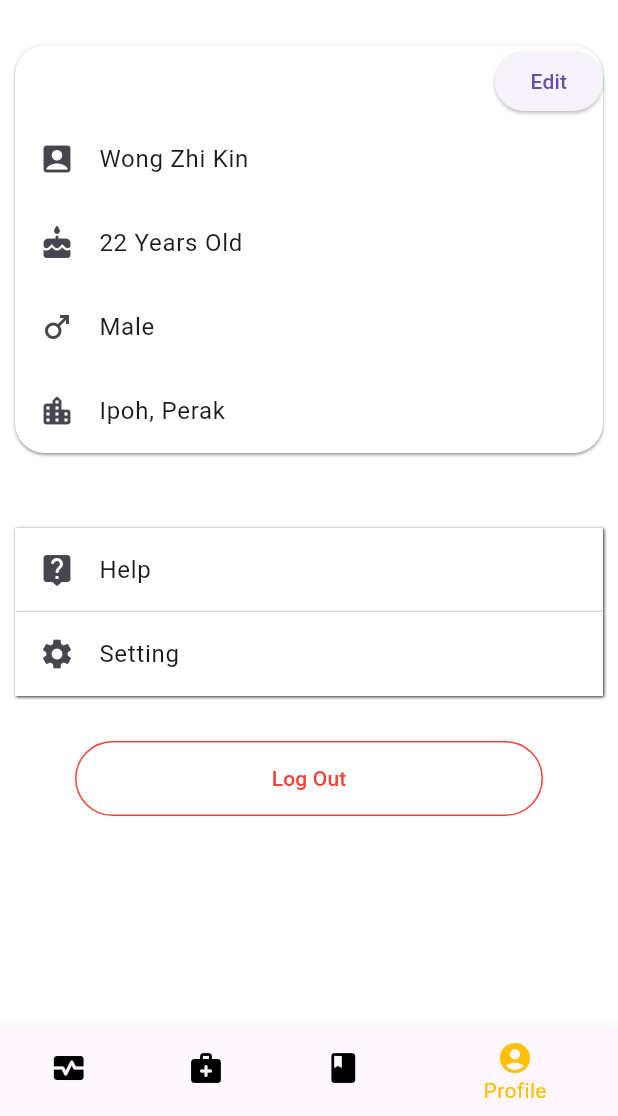
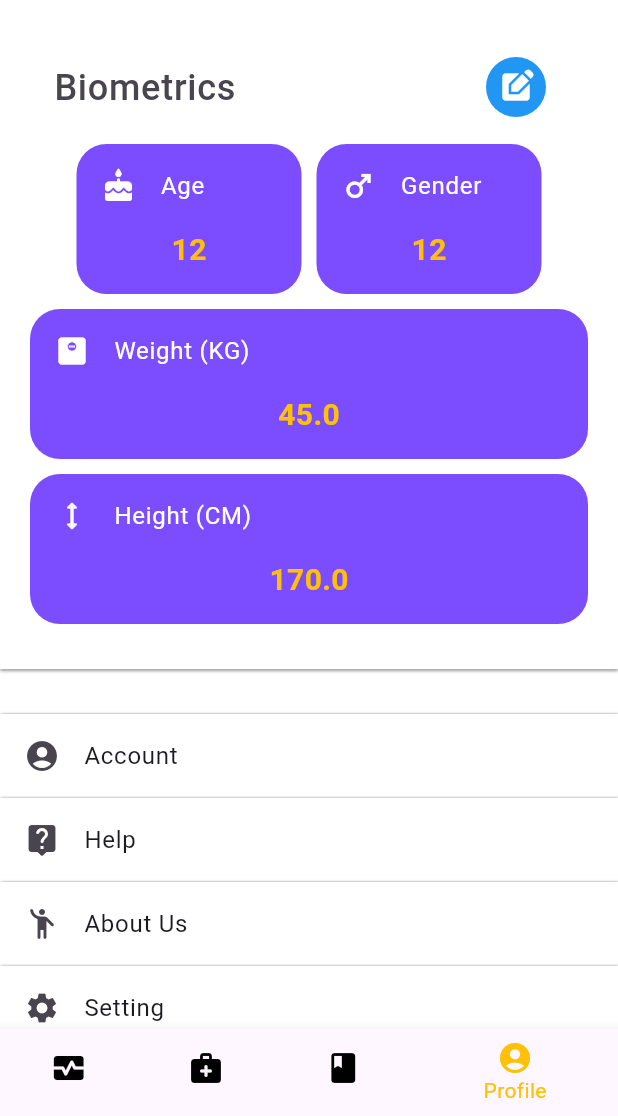
Before and after one commit to JEDIWONG/Flutter-Mobile-App-HealthMatrix, a Flutter app: the AppLayout screen opened by its route, item 4 of the bottom bar chosen, on a phone screen of 412 x 824 dp, the part 120-1236 px from its top. Run offline on Flutter 3.47's test engine with Material 3 defaults, Android fonts, the phone set to English and light mode, and no system bars; our stand-ins replace numberpicker, percent_indicator, smooth_page_indicator, syncfusion_flutter_gauges.

Commit message:
updates and fixes

```diff
--- a/lib/component/edu_card.dart
+++ b/lib/component/edu_card.dart
@@ -5,7 +5,7 @@ class EduCard extends StatelessWidget{
     super.key,
     required this.title,
     required this.imgUrl,
-    required this.onPressed,
+    required this.onPressed
   });
 
   final String title;
--- a/lib/component/layout.dart
+++ b/lib/component/layout.dart
@@ -17,7 +17,7 @@ class _AppLayoutState extends State<AppLayout> {
     const Home(),
     const Home(),
     const Info(),
-    const Profile(),
+    const Profile(age: 12, gender: "Male", weight: 45, height: 170),
   ];
 
   void _switchPage(int index) {
--- a/lib/component/number_wheel.dart
+++ b/lib/component/number_wheel.dart
@@ -120,9 +120,6 @@ class _BpNumberWheelState extends State<BpNumberWheel> {
   }
 }
 
-
-
-
 class NumberWheel extends StatefulWidget {
   const NumberWheel({super.key});
 
--- a/lib/screen/profile.dart
+++ b/lib/screen/profile.dart
@@ -3,20 +3,26 @@ import 'package:health_matrix/component/list_item.dart';
 import 'package:health_matrix/screen/auth.dart';
 
 class Profile extends StatelessWidget{
-  const Profile({super.key});
+  const Profile({super.key, required this.age, required this.gender, required this.weight, required this.height});
+
+  final int age;
+  final String gender;
+  final double weight;
+  final double height;
 
   @override
   Widget build(BuildContext context) {
     return Scaffold(
       backgroundColor: Colors.white,
-      body: Column(
+      body: SingleChildScrollView(
+        child: Column(
           children: [
             Container(
               width: MediaQuery.sizeOf(context).width,
-            margin: const EdgeInsets.fromLTRB(10, 30, 10, 50),
+
+              padding: const EdgeInsets.symmetric(horizontal: 20,vertical: 30),
               decoration: const BoxDecoration(
                 color: Colors.white,
-              borderRadius: BorderRadius.all(Radius.circular(20)),
                 boxShadow: [
                   BoxShadow(
                     blurRadius: 1,
@@ -28,40 +34,64 @@ class Profile extends StatelessWidget{
                 ]
               ),
               child:  Column(
+                mainAxisAlignment: MainAxisAlignment.center,
                 children: [
-                Align(
-                  alignment: Alignment.topRight,
-                  child: ElevatedButton(onPressed: (){}, child: const Text("Edit")),
+                  ListTile(
+                    leading: Text("Biometrics",style: TextStyle(fontSize: 24),),
+                    trailing: IconButton(
+                          onPressed: (){},
+                          style: IconButton.styleFrom(
+                            backgroundColor: Colors.blue,
+                            foregroundColor: Colors.white
                           ),
-                const ListTile(
-                  leading: Icon(Icons.account_box_rounded),
-                  title: Text("Wong Zhi Kin"),
+                          icon: const Icon(Icons.edit_square)
                         ),
-                const ListTile(
-                  leading: Icon(Icons.cake_rounded),
-                  title: Text("22 Years Old"),
                   ),
-                const ListTile(
-                  leading: Icon(Icons.male),
-                  title: Text("Male"),
+
+                  SizedBox(height: 10,),
+                  Row(
+                    mainAxisAlignment: MainAxisAlignment.center,
+                    children: [
+
+                      SizedBox(
+                        width: 150,
+                        height: 100,
+                        child: IdCard(icon: Icons.cake_rounded, title: "Age", value: age.toString()),
+
                       ),
-                const ListTile(
-                  leading: Icon(Icons.location_city_rounded),
-                  title: Text("Ipoh, Perak"),
+                      const SizedBox(width: 10,),
+                      SizedBox(
+                        width: 150,
+                        height: 100,
+                        child: IdCard(icon: Icons.male, title: "Gender", value: age.toString()),
                       ),
+
+                    ],
+                  ),
+                  const SizedBox(height: 10,),
+                  IdCard(icon: Icons.monitor_weight, title: "Weight (KG)", value: weight.toString()),
+                  const SizedBox(height: 10,),
+                  IdCard(icon: Icons.height_rounded, title: "Height (CM)", value: height.toString()),
+
+
                 ],
               ),
             ),
+
             Container(
-            margin: const EdgeInsets.fromLTRB(0,0,0,30),
-            padding: const EdgeInsets.symmetric(horizontal:10),
-            child: const Column(
+              margin: EdgeInsets.symmetric(vertical: 30),
+              child: Column(
                 children: [
+                  ListItem(title: "Account", icon: Icons.account_circle_rounded),
                   ListItem(title: "Help", icon: Icons.live_help_rounded),
+                  ListItem(title: "About Us", icon: Icons.emoji_people_rounded),
                   ListItem(title: "Setting", icon: Icons.settings),
                 ],
+
               ),
             ),
+
+
             OutlinedButton(
               onPressed: (){Navigator.push(context, MaterialPageRoute(builder: (context)=>const Auth()));},
               style: OutlinedButton.styleFrom(
@@ -75,7 +105,36 @@ class Profile extends StatelessWidget{
               child: const Text("Log Out"))
           ],
         ),
-
+      )
     );
   }
 }
+
+class IdCard extends StatelessWidget{
+  const IdCard({super.key, required this.icon, required this.title, required this.value});
+
+  final IconData icon;
+  final String title;
+  final String value;
+
+  @override
+  Widget build(BuildContext context) {
+    return Container(
+
+      height: 100,
+      decoration: const BoxDecoration(
+        borderRadius: BorderRadius.all(Radius.circular(20)),
+        color: Colors.deepPurpleAccent,
+      ),
+      child: Column(
+        children: [
+          ListTile(
+            leading: Icon(icon,color: Colors.white,),
+            title: Text(title,style: const TextStyle(color: Colors.white),),
+          ),
+          Text(value,style:const TextStyle(color: Colors.amber,fontWeight: FontWeight.bold,fontSize: 20),),
+        ],
+      ),
+    );
+  }
+}
```
Also changed, not shown: lib/component/heart_beat.dart (+7 -1 lines), lib/component/hydration.dart (+6 -1 lines), lib/model/data.dart (added, +28 -0 lines), lib/model/guide.dart (added, +8 -0 lines), lib/screen/guide.dart (+34 -41 lines), lib/screen/heartbeat_rate.dart (added, +68 -0 lines), lib/screen/info.dart (+13 -7 lines), lib/screen/water_intake.dart (added, +264 -0 lines). Lines whose indentation alone changed are shown as unchanged.
